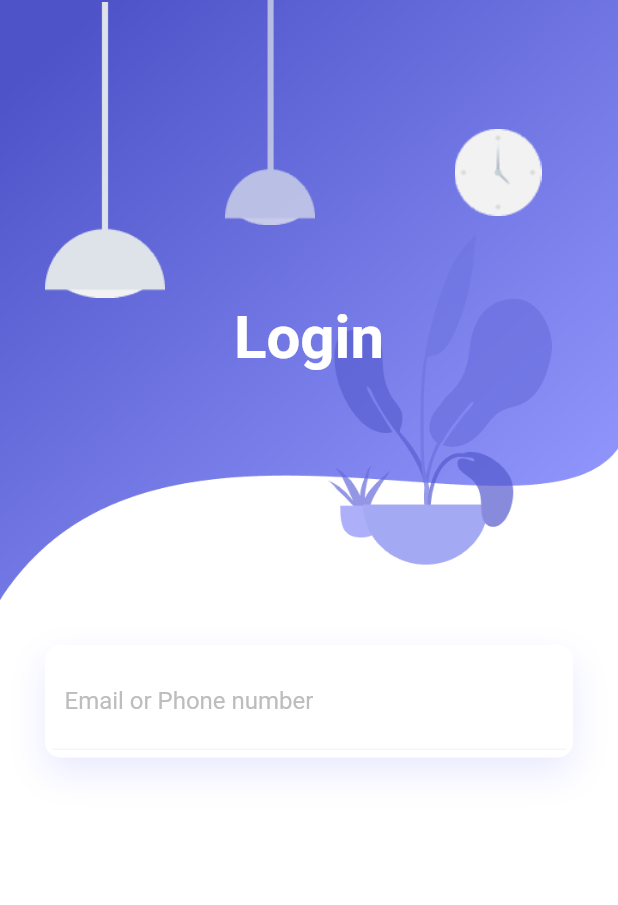
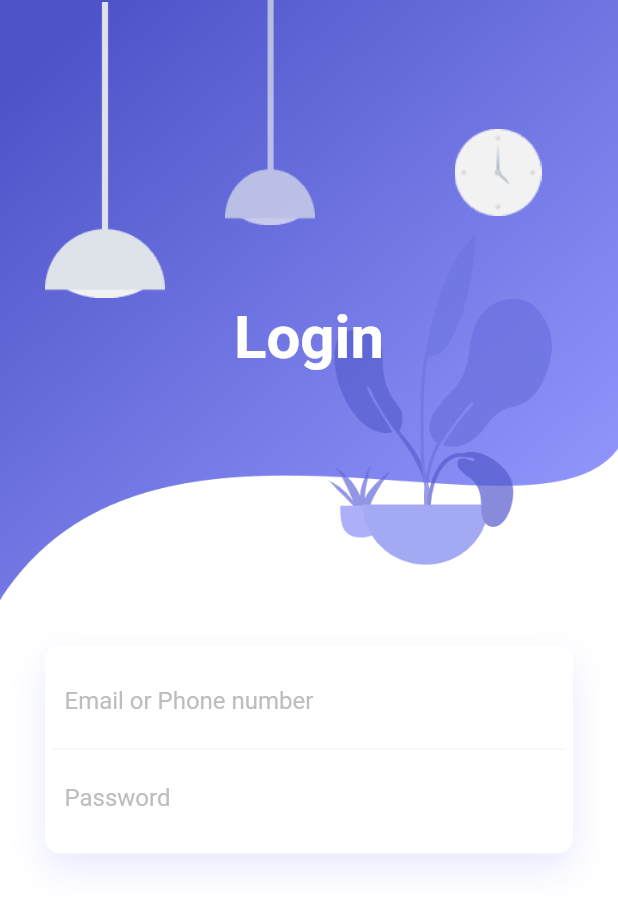
Before and after one commit to JohnEmerson1406/flutter_login_page, a Flutter app: the screen it shows after launch, on a phone screen of 412 x 824 dp. Shown: the top 905 px of the screen. Run offline on Flutter 3.47's test engine with Material 2 defaults, Android fonts, the phone set to English and light mode, and no system bars.

Commit message:
feat: add TextInput Password

```diff
--- a/lib/main.dart
+++ b/lib/main.dart
@@ -105,6 +105,7 @@ class HomePage extends StatelessWidget {
                     ),
                     child: Column(
                       children: <Widget>[
+
                         Container(
                           padding: EdgeInsets.all(8.0),
                           decoration: BoxDecoration(
@@ -119,7 +120,21 @@ class HomePage extends StatelessWidget {
                               )
                             ),
                           ),
-                        )
+                        ),
+
+                        Container(
+                          padding: EdgeInsets.all(8.0),
+                          child: TextField(
+                            decoration: InputDecoration(
+                              border: InputBorder.none,
+                              hintText: "Password",
+                              hintStyle: TextStyle(
+                                color: Colors.grey[400]
+                              )
+                            ),
+                          ),
+                        ),
+
                       ],
                     ),
                   )
```
